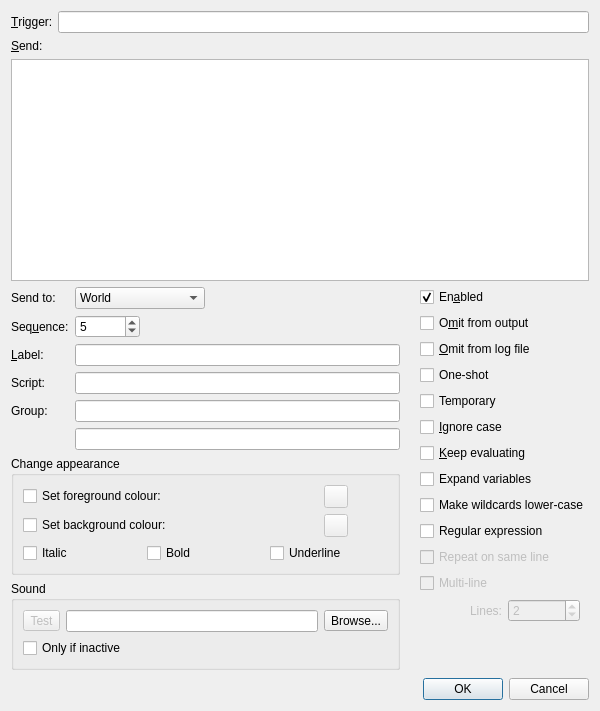
Old version of the form smushclient-qt/cpp/ui/worlddetails/triggeredit.ui in the repository jnbooth/smushclient.
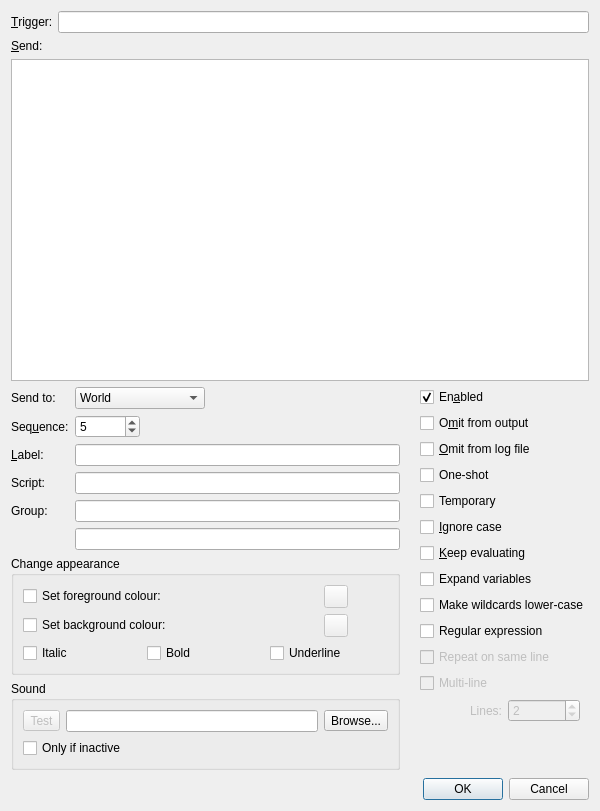
New version of the form. Icons and pictures are not drawn. Custom widgets are drawn as their Qt base class.

What changed in the file:
```diff
--- a/smushclient-qt/cpp/ui/worlddetails/triggeredit.ui
+++ b/smushclient-qt/cpp/ui/worlddetails/triggeredit.ui
@@ -7,7 +7,7 @@
     <x>0</x>
     <y>0</y>
     <width>600</width>
-    <height>711</height>
+    <height>811</height>
    </rect>
   </property>
   <property name="minimumSize">
```
Left out of the diff: 6 changed lines with no effect on the pictures.
